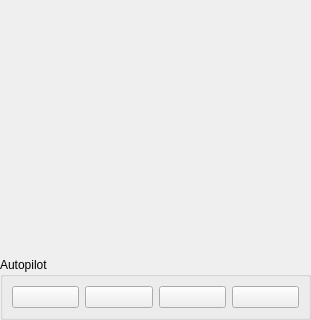
First picture: the form in userinterface/flyui.ui, repository RISE-Dependable-Transport-Systems/WayWise, before the edit; both pictures show x 0 to 311 and y 619 to 939 of the 311 by 939 pixel window.
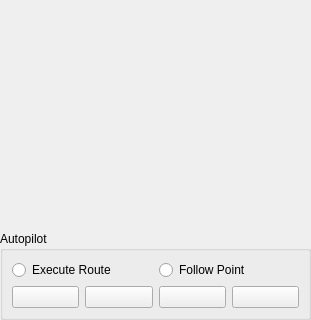
Second picture: the form after the edit. Icons and pictures are not drawn.

Commit message: FlyUI: start and stop follow point

```diff
--- a/userinterface/flyui.ui
+++ b/userinterface/flyui.ui
@@ -249,7 +249,27 @@
      <property name="title">
       <string>Autopilot</string>
      </property>
-     <layout class="QHBoxLayout" name="horizontalLayout">
+     <layout class="QVBoxLayout" name="verticalLayout_4">
+      <item>
+       <layout class="QHBoxLayout" name="horizontalLayout_4">
+        <item>
+         <widget class="QRadioButton" name="apExecuteRouteRadioButton">
+          <property name="text">
+           <string>Execute Route</string>
+          </property>
+         </widget>
+        </item>
+        <item>
+         <widget class="QRadioButton" name="apFollowPointRadioButton">
+          <property name="text">
+           <string>Follow Point</string>
+          </property>
+         </widget>
+        </item>
+       </layout>
+      </item>
+      <item>
+       <layout class="QHBoxLayout" name="horizontalLayout_3">
       <item>
        <widget class="QPushButton" name="apRestartButton">
         <property name="text">
@@ -293,6 +313,8 @@
           <normaloff>:/icons/icons/Stop-96.png</normaloff>:/icons/icons/Stop-96.png</iconset>
         </property>
        </widget>
+        </item>
+       </layout>
       </item>
      </layout>
     </widget>
```
Lines whose indentation alone changed are shown as unchanged. The commit also changes 1 other file.
